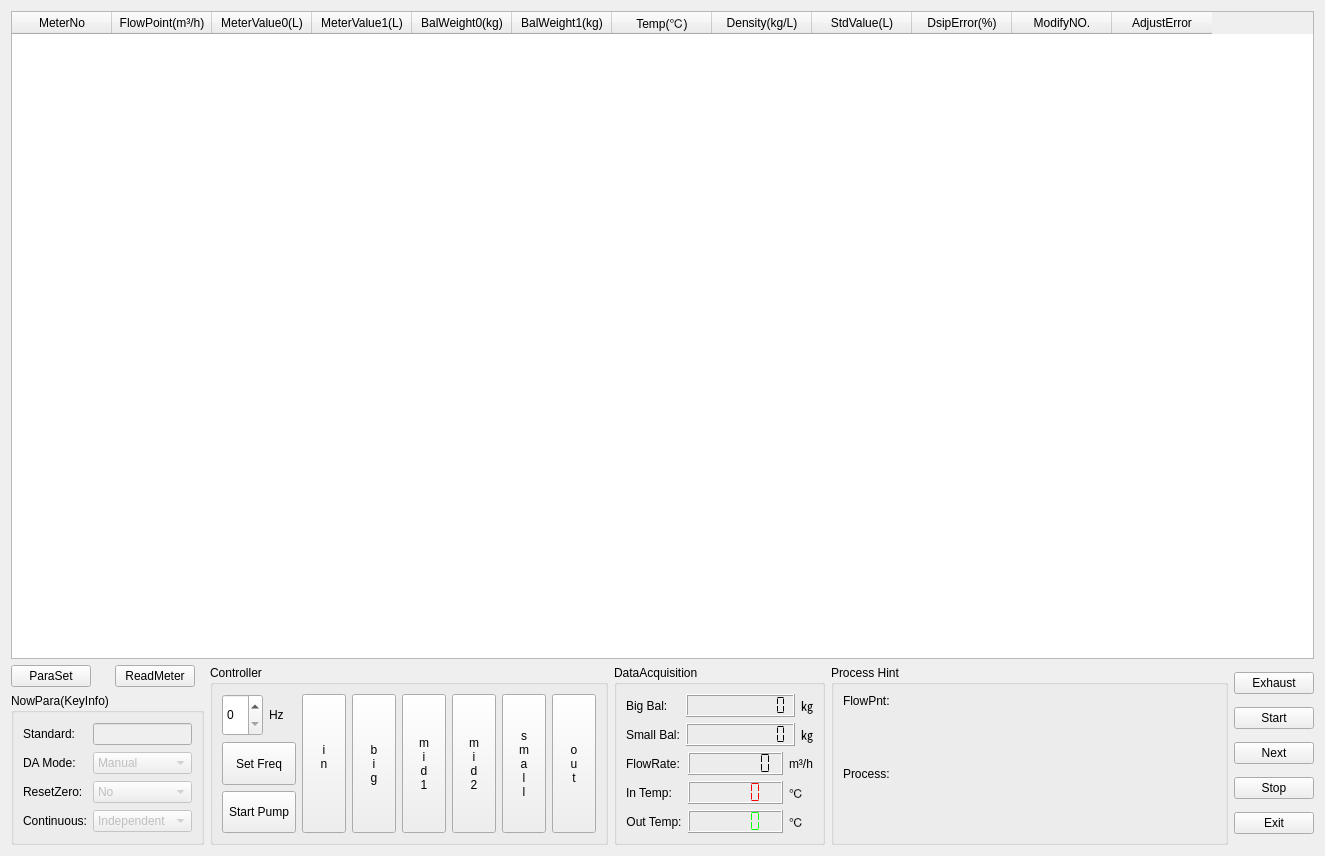
The window that source/flowweight/flowweight.ui (flimmy78/qtverify) describes before a commit, drawn with Qt 5.
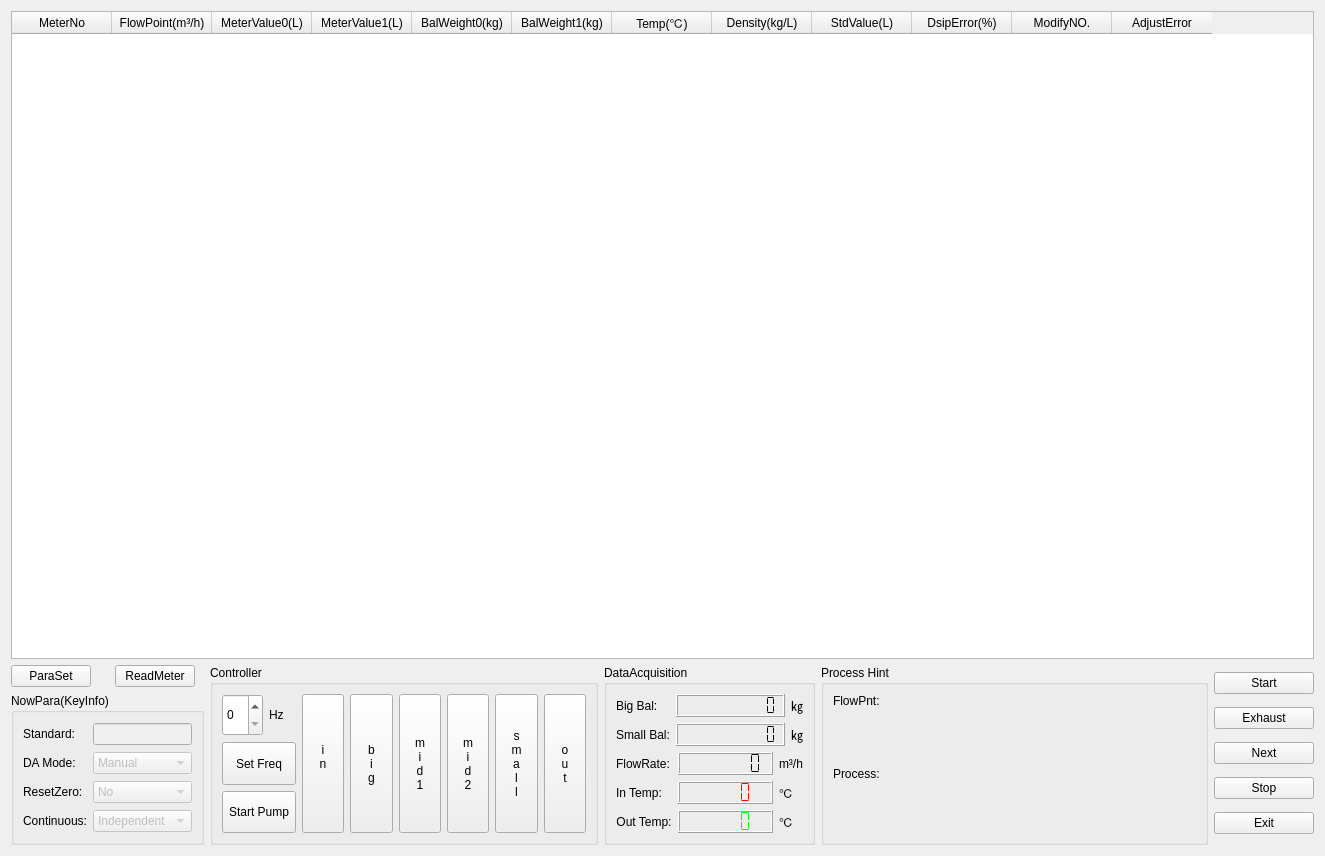
The same window after the commit.

The edit to the form file:
```diff
--- a/source/flowweight/flowweight.ui
+++ b/source/flowweight/flowweight.ui
@@ -985,71 +985,101 @@
    </item>
    <item row="1" column="4">
     <layout class="QGridLayout" name="gridLayout_4">
-     <item row="0" column="0">
+     <item row="1" column="0">
       <widget class="QPushButton" name="btnExhaust">
        <property name="sizePolicy">
-        <sizepolicy hsizetype="Preferred" vsizetype="Fixed">
+        <sizepolicy hsizetype="Fixed" vsizetype="Fixed">
          <horstretch>0</horstretch>
          <verstretch>0</verstretch>
         </sizepolicy>
        </property>
+       <property name="minimumSize">
+        <size>
+         <width>100</width>
+         <height>0</height>
+        </size>
+       </property>
        <property name="text">
         <string>Exhaust</string>
        </property>
       </widget>
      </item>
-     <item row="1" column="0">
-      <widget class="QPushButton" name="btnStart">
-       <property name="sizePolicy">
-        <sizepolicy hsizetype="Preferred" vsizetype="Fixed">
-         <horstretch>0</horstretch>
-         <verstretch>0</verstretch>
-        </sizepolicy>
-       </property>
-       <property name="text">
-        <string>Start</string>
-       </property>
-      </widget>
-     </item>
-     <item row="2" column="0">
+     <item row="3" column="0">
       <widget class="QPushButton" name="btnNext">
        <property name="sizePolicy">
-        <sizepolicy hsizetype="Preferred" vsizetype="Fixed">
+        <sizepolicy hsizetype="Fixed" vsizetype="Fixed">
          <horstretch>0</horstretch>
          <verstretch>0</verstretch>
         </sizepolicy>
        </property>
+       <property name="minimumSize">
+        <size>
+         <width>100</width>
+         <height>0</height>
+        </size>
+       </property>
        <property name="text">
         <string>Next</string>
        </property>
       </widget>
      </item>
-     <item row="3" column="0">
+     <item row="4" column="0">
       <widget class="QPushButton" name="btnStop">
        <property name="sizePolicy">
-        <sizepolicy hsizetype="Preferred" vsizetype="Fixed">
+        <sizepolicy hsizetype="Fixed" vsizetype="Fixed">
          <horstretch>0</horstretch>
          <verstretch>0</verstretch>
         </sizepolicy>
        </property>
+       <property name="minimumSize">
+        <size>
+         <width>100</width>
+         <height>0</height>
+        </size>
+       </property>
        <property name="text">
         <string>Stop</string>
        </property>
       </widget>
      </item>
-     <item row="4" column="0">
+     <item row="5" column="0">
       <widget class="QPushButton" name="btnExit">
        <property name="sizePolicy">
-        <sizepolicy hsizetype="Preferred" vsizetype="Fixed">
+        <sizepolicy hsizetype="Fixed" vsizetype="Fixed">
          <horstretch>0</horstretch>
          <verstretch>0</verstretch>
         </sizepolicy>
        </property>
+       <property name="minimumSize">
+        <size>
+         <width>100</width>
+         <height>0</height>
+        </size>
+       </property>
        <property name="text">
         <string>Exit</string>
        </property>
       </widget>
      </item>
+     <item row="0" column="0">
+      <widget class="QPushButton" name="btnStart">
+       <property name="sizePolicy">
+        <sizepolicy hsizetype="Fixed" vsizetype="Fixed">
+         <horstretch>0</horstretch>
+         <verstretch>0</verstretch>
+        </sizepolicy>
+       </property>
+       <property name="minimumSize">
+        <size>
+         <width>100</width>
+         <height>0</height>
+        </size>
+       </property>
+       <property name="text">
+        <string>Start</string>
+       </property>
+      </widget>
+     </item>
     </layout>
    </item>
   </layout>
```
